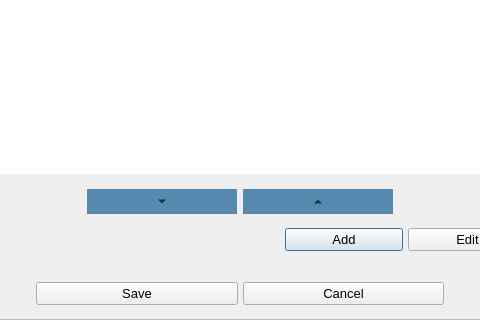
First picture: the form in Kompozycje/dodaj_kompozycje.ui, repository GIAPspzoo/GIAP_PolaMap_lite, before the edit; both pictures show x 324 to 804 and y 168 to 488 of the 984 by 488 pixel window.
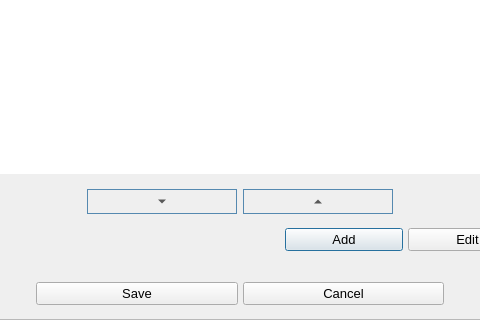
Second picture: the form after the edit. Icons and pictures are not drawn.

What changed in the file:
```diff
--- a/Kompozycje/dodaj_kompozycje.ui
+++ b/Kompozycje/dodaj_kompozycje.ui
@@ -386,9 +386,7 @@
                      </size>
                     </property>
                     <property name="styleSheet">
-                     <string notr="true">
-background-color: #5589B0;
-border: solid;
+                     <string notr="true">border: solid;
 border-width: 1px;
 border-color:#5589B0;</string>
                     </property>
@@ -412,9 +410,7 @@
                      <bool>false</bool>
                     </property>
                     <property name="styleSheet">
-                     <string notr="true">
-background-color: #5589B0;
-border: solid;
+                     <string notr="true">border: solid;
 border-width: 1px;
 border-color:#5589B0;</string>
                     </property>
```
